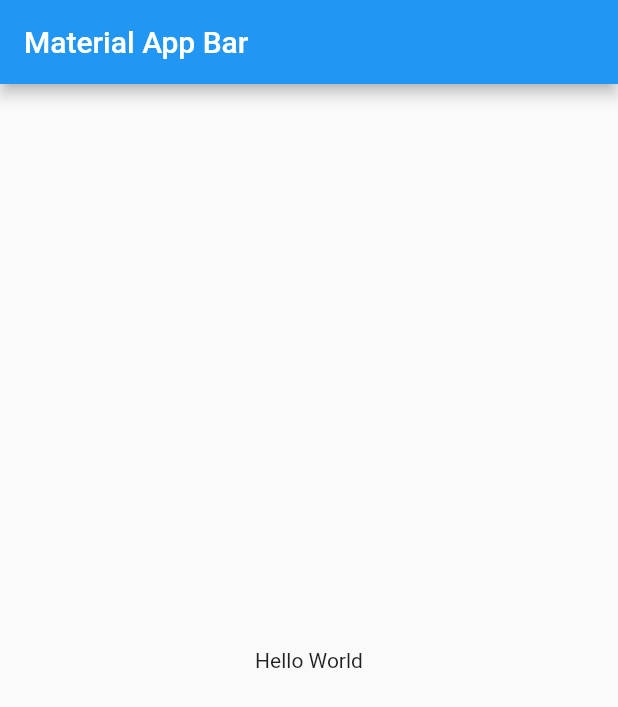
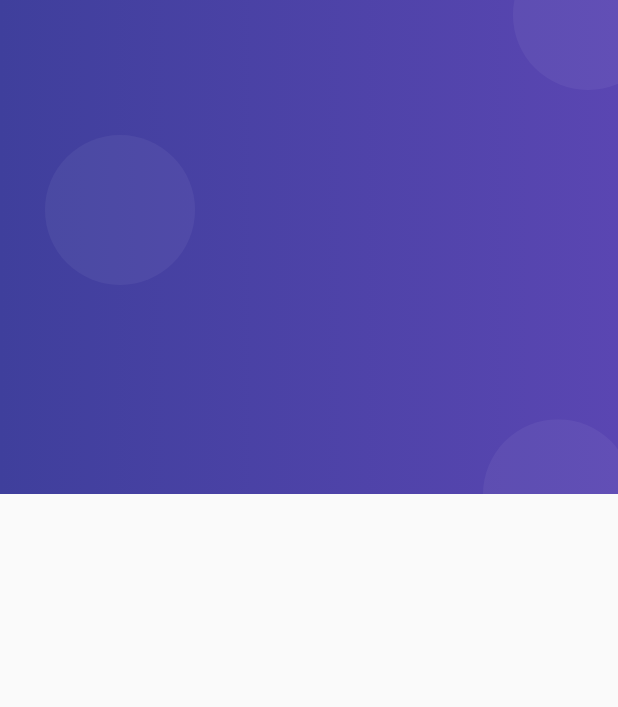
Before and after one commit to kervisvasquez1993/patron_bloc, a Flutter app: the screen it shows after launch, on a phone screen of 412 x 824 dp. Shown: the top 707 px of the screen. Run offline on Flutter 3.47's test engine with Material 2 defaults, Android fonts, the phone set to English and light mode, and no system bars.

Commit message:
agregamos varios circulos en nuestro stack y eñ fondo

```diff
--- a/lib/main.dart
+++ b/lib/main.dart
@@ -1,4 +1,6 @@
 import 'package:flutter/material.dart';
+import 'package:patron_bloc/src/page/HomaPage.dart';
+import 'package:patron_bloc/src/page/LoginPage.dart';
 
 void main() => runApp(MyApp());
 
@@ -6,17 +8,13 @@ class MyApp extends StatelessWidget {
   @override
   Widget build(BuildContext context) {
     return MaterialApp(
-      title: 'Material App',
-      home: Scaffold(
-        appBar: AppBar(
-          title: Text('Material App Bar'),
-        ),
-        body: Center(
-          child: Container(
-            child: Text('Hello World'),
-          ),
-        ),
-      ),
+      debugShowCheckedModeBanner: false,
+      title: 'Material app',
+      initialRoute: 'login',
+      routes: {
+        'login': (BuildContext context) => LoginPage(),
+        'home': (BuildContext context) => HomePage()
+      },
     );
   }
 }
--- /dev/null
+++ b/lib/src/page/HomaPage.dart
@@ -0,0 +1,12 @@
+import 'package:flutter/material.dart';
+
+class HomePage extends StatelessWidget {
+  @override
+  Widget build(BuildContext context) {
+    return Scaffold(
+      appBar: AppBar(
+        title: Text('Home Page'),
+      ),
+    );
+  }
+}
--- /dev/null
+++ b/lib/src/page/LoginPage.dart
@@ -0,0 +1,51 @@
+import 'package:flutter/material.dart';
+
+class LoginPage extends StatelessWidget {
+  @override
+  Widget build(BuildContext context) {
+    return Scaffold(
+        body: Stack(
+      children: <Widget>[_crearFondo(context)],
+    ));
+  }
+
+  Widget _crearFondo(BuildContext context) {
+    final size = MediaQuery.of(context).size;
+    final FondoMorado = Container(
+      height: size.height * 0.4,
+      width: double.infinity,
+      decoration: BoxDecoration(
+          gradient: LinearGradient(colors: <Color>[
+        Color.fromRGBO(63, 63, 156, 1.0),
+        Color.fromRGBO(90, 70, 178, 1.0)
+      ])),
+    );
+    final circulo = Container(
+      width: 100.0,
+      height: 100.0,
+      decoration: BoxDecoration(
+          borderRadius: BorderRadius.circular(100.0),
+          color: Color.fromRGBO(255, 255, 255, 0.05)),
+    );
+    return Stack(
+      children: <Widget>[
+        FondoMorado,
+        Positioned(
+          top: 90.0,
+          left: 30.0,
+          child: circulo,
+        ),
+        Positioned(
+          top: -40.0,
+          right: -30.0,
+          child: circulo,
+        ),
+        Positioned(
+          bottom: -50.0,
+          right: -10.0,
+          child: circulo,
+        ),
+      ],
+    );
+  }
+}
```
